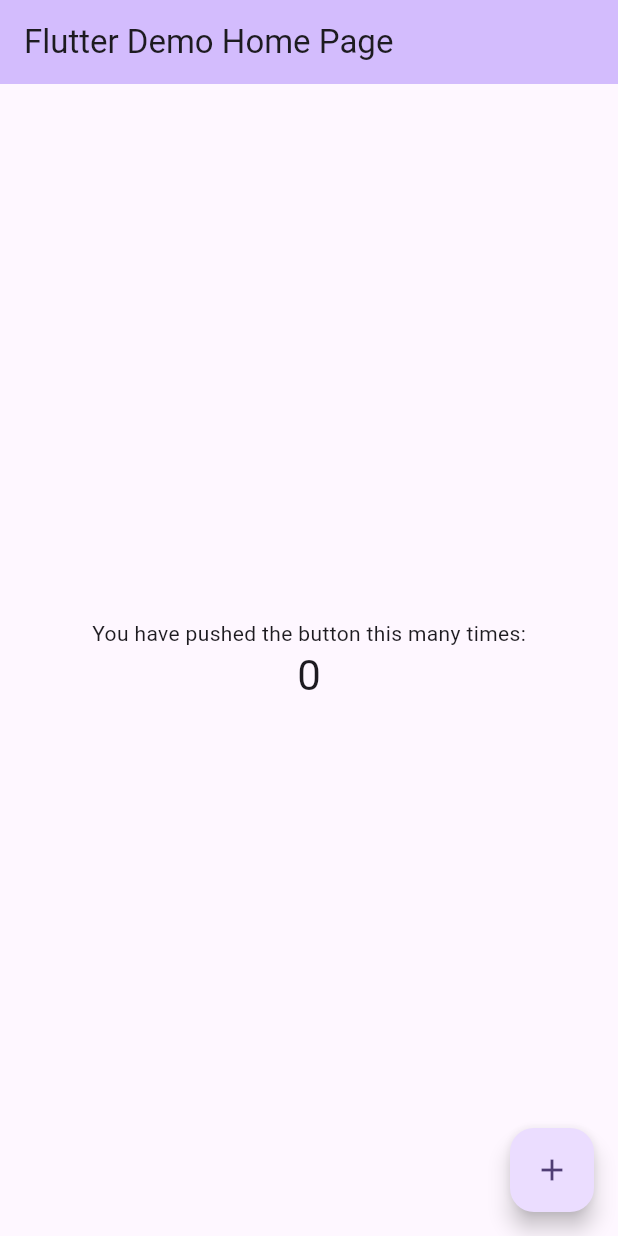
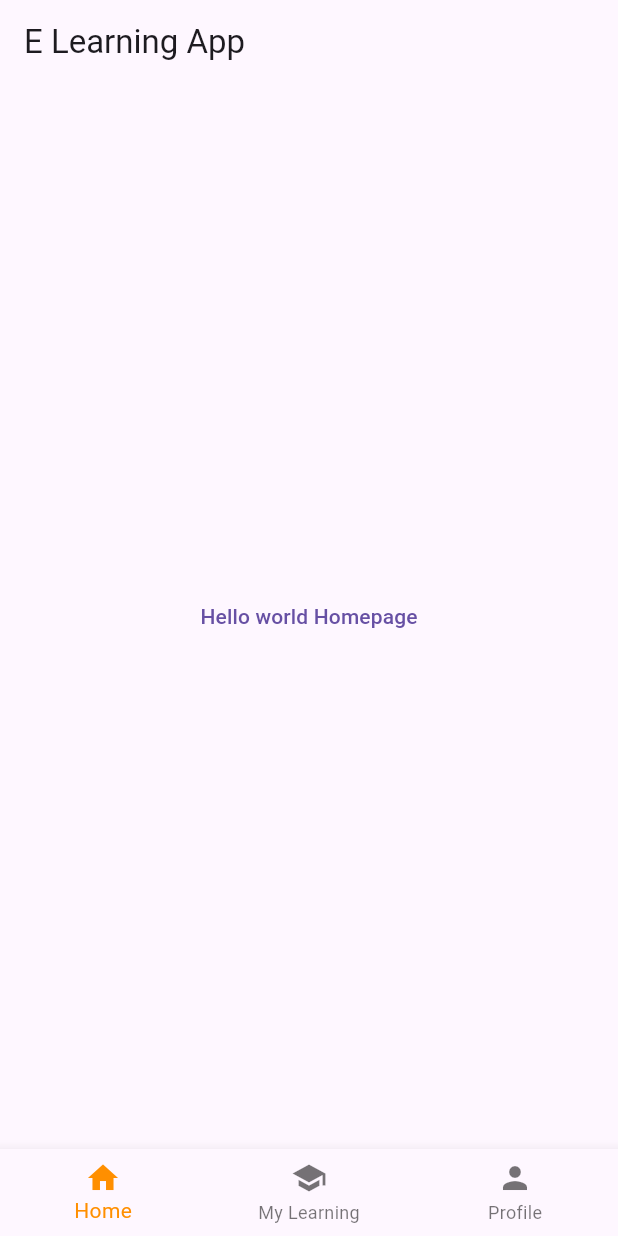
Before and after one commit to Seumeng9/bbu_app, a Flutter app: the screen it shows after launch, on a phone screen of 412 x 824 dp. Run offline on Flutter 3.47's test engine with Material 3 defaults, Android fonts, the phone set to English and light mode, and no system bars.

Commit message:
init view

```diff
--- a/lib/main.dart
+++ b/lib/main.dart
@@ -1,125 +1,81 @@
+import 'package:e_learning_app/view/home_page.dart';
+import 'package:e_learning_app/view/my_learning_page.dart';
 import 'package:flutter/material.dart';
 
-void main() {
-  runApp(const MyApp());
-}
+/// Flutter code sample for [BottomNavigationBar].
 
-class MyApp extends StatelessWidget {
-  const MyApp({super.key});
+void main() => runApp(
+  BottomNavigationBarExampleApp()
+);
 
-  // This widget is the root of your application.
+class BottomNavigationBarExampleApp extends StatelessWidget {
+  const BottomNavigationBarExampleApp({super.key});
+
   @override
   Widget build(BuildContext context) {
-    return MaterialApp(
-      title: 'Flutter Demo',
-      theme: ThemeData(
-        // This is the theme of your application.
-        //
-        // TRY THIS: Try running your application with "flutter run". You'll see
-        // the application has a purple toolbar. Then, without quitting the app,
-        // try changing the seedColor in the colorScheme below to Colors.green
-        // and then invoke "hot reload" (save your changes or press the "hot
-        // reload" button in a Flutter-supported IDE, or press "r" if you used
-        // the command line to start the app).
-        //
-        // Notice that the counter didn't reset back to zero; the application
-        // state is not lost during the reload. To reset the state, use hot
-        // restart instead.
-        //
-        // This works for code too, not just values: Most code changes can be
-        // tested with just a hot reload.
-        colorScheme: ColorScheme.fromSeed(seedColor: Colors.deepPurple),
-        useMaterial3: true,
-      ),
-      home: const MyHomePage(title: 'Flutter Demo Home Page'),
+    return const MaterialApp(
+      debugShowCheckedModeBanner: false,
+      home: MainPage(),
     );
   }
 }
 
-class MyHomePage extends StatefulWidget {
-  const MyHomePage({super.key, required this.title});
-
-  // This widget is the home page of your application. It is stateful, meaning
-  // that it has a State object (defined below) that contains fields that affect
-  // how it looks.
-
-  // This class is the configuration for the state. It holds the values (in this
-  // case the title) provided by the parent (in this case the App widget) and
-  // used by the build method of the State. Fields in a Widget subclass are
-  // always marked "final".
-
-  final String title;
+class MainPage extends StatefulWidget {
+  const MainPage({super.key});
 
   @override
-  State<MyHomePage> createState() => _MyHomePageState();
+  State<MainPage> createState() =>
+      _MainPageState();
 }
 
-class _MyHomePageState extends State<MyHomePage> {
-  int _counter = 0;
+class _MainPageState
+    extends State<MainPage> {
+  int _selectedIndex = 0;
+  static const TextStyle optionStyle =
+      TextStyle(fontSize: 30, fontWeight: FontWeight.bold);
+  static const List<Widget> _widgetOptions = <Widget>[
+    HomePage(),
+    MyLearning(),
+    Text(
+      'Profile',
+      style: optionStyle,
+    ),
+  ];
 
-  void _incrementCounter() {
+  void _onItemTapped(int index) {
     setState(() {
-      // This call to setState tells the Flutter framework that something has
-      // changed in this State, which causes it to rerun the build method below
-      // so that the display can reflect the updated values. If we changed
-      // _counter without calling setState(), then the build method would not be
-      // called again, and so nothing would appear to happen.
-      _counter++;
+      _selectedIndex = index;
     });
   }
 
   @override
   Widget build(BuildContext context) {
-    // This method is rerun every time setState is called, for instance as done
-    // by the _incrementCounter method above.
-    //
-    // The Flutter framework has been optimized to make rerunning build methods
-    // fast, so that you can just rebuild anything that needs updating rather
-    // than having to individually change instances of widgets.
     return Scaffold(
       appBar: AppBar(
-        // TRY THIS: Try changing the color here to a specific color (to
-        // Colors.amber, perhaps?) and trigger a hot reload to see the AppBar
-        // change color while the other colors stay the same.
-        backgroundColor: Theme.of(context).colorScheme.inversePrimary,
-        // Here we take the value from the MyHomePage object that was created by
-        // the App.build method, and use it to set our appbar title.
-        title: Text(widget.title),
+        title: const Text('E Learning App'),
       ),
       body: Center(
-        // Center is a layout widget. It takes a single child and positions it
-        // in the middle of the parent.
-        child: Column(
-          // Column is also a layout widget. It takes a list of children and
-          // arranges them vertically. By default, it sizes itself to fit its
-          // children horizontally, and tries to be as tall as its parent.
-          //
-          // Column has various properties to control how it sizes itself and
-          // how it positions its children. Here we use mainAxisAlignment to
-          // center the children vertically; the main axis here is the vertical
-          // axis because Columns are vertical (the cross axis would be
-          // horizontal).
-          //
-          // TRY THIS: Invoke "debug painting" (choose the "Toggle Debug Paint"
-          // action in the IDE, or press "p" in the console), to see the
-          // wireframe for each widget.
-          mainAxisAlignment: MainAxisAlignment.center,
-          children: <Widget>[
-            const Text(
-              'You have pushed the button this many times:',
-            ),
-            Text(
-              '$_counter',
-              style: Theme.of(context).textTheme.headlineMedium,
-            ),
-          ],
-        ),
+        child: _widgetOptions.elementAt(_selectedIndex),
       ),
-      floatingActionButton: FloatingActionButton(
-        onPressed: _incrementCounter,
-        tooltip: 'Increment',
-        child: const Icon(Icons.add),
-      ), // This trailing comma makes auto-formatting nicer for build methods.
+      bottomNavigationBar: BottomNavigationBar(
+        items: const <BottomNavigationBarItem>[
+          BottomNavigationBarItem(
+            icon: Icon(Icons.home),
+            label: 'Home',
+          ),
+          BottomNavigationBarItem(
+            icon: Icon(Icons.school),
+            label: 'My Learning',
+          ),
+          BottomNavigationBarItem(
+            icon: Icon(Icons.person),
+            label: 'Profile',
+          ),
+        ],
+        currentIndex: _selectedIndex,
+        selectedItemColor: Colors.amber[800],
+        onTap: _onItemTapped,
+      ),
     );
   }
 }
--- /dev/null
+++ b/lib/view/home_page.dart
@@ -0,0 +1,38 @@
+
+import 'package:e_learning_app/view/home_page/detail_page.dart';
+import 'package:flutter/material.dart';
+
+class HomePage extends StatefulWidget {
+  const HomePage({super.key});
+  static const routeName = 'home_page';
+
+  static Route route() {
+    return MaterialPageRoute(
+        settings: const RouteSettings(name: routeName),
+        builder: (_) => const HomePage());
+  }
+
+  @override
+  State<HomePage> createState() => _HomePageState();
+}
+
+class _HomePageState extends State<HomePage> {
+  final int index = 0;
+
+  @override
+  void initState() {
+    // TODO: implement initState
+    super.initState();
+
+
+
+  }
+  @override
+  Widget build(BuildContext context) {
+    return Container(
+      child: TextButton(child: Text("Hello world Homepage"), onPressed: () {
+        Navigator.of(context).push(MaterialPageRoute(builder: (context) => DetailPage()));
+      },),
+    );
+  }
+}
--- /dev/null
+++ b/lib/view_model/home_page_vm.dart
@@ -0,0 +1,5 @@
+import 'package:flutter/material.dart';
+
+class HomePageVM with ChangeNotifier {
+
+}
```
Also changed, not shown: lib/http/service_http.dart (added, +52 -0 lines), lib/model/model_test.dart (added, +53 -0 lines), lib/view/home_page/detail_page.dart (added, +26 -0 lines), lib/view/my_learning_page.dart (added, +35 -0 lines), pubspec.yaml (+9 -1 lines), asset/bottom_navigation_bar/bag_activated.png (added), asset/bottom_navigation_bar/bag_inactive.png (added), asset/bottom_navigation_bar/favorites_activated.png (added), asset/bottom_navigation_bar/favorites_inactive.png (added), asset/bottom_navigation_bar/home_activated.png (added), asset/bottom_navigation_bar/home_inactive.png (added), asset/bottom_navigation_bar/profile_activated.png (added), asset/bottom_navigation_bar/profile_inactive.png (added), asset/bottom_navigation_bar/shop_activated.png (added), 3 more files, 1 other file.
